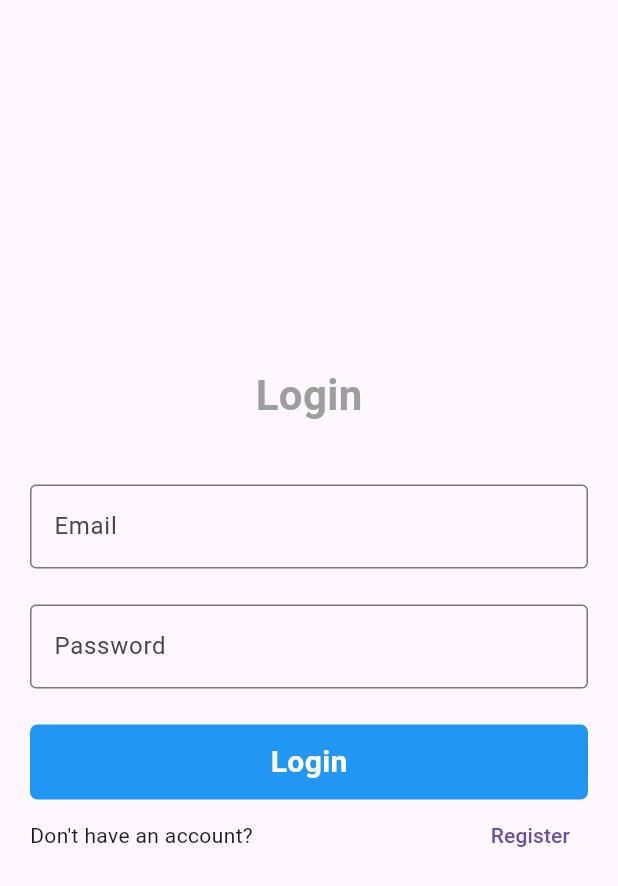
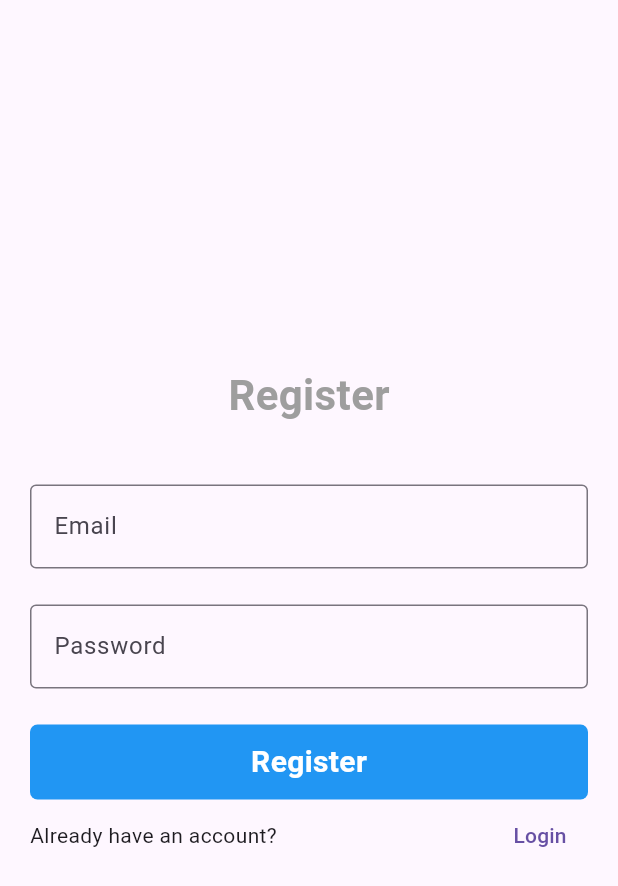
Before and after one commit to samiulislam09/social-media, a Flutter app: the screen it shows after launch, after a tap on "Register", on a phone screen of 412 x 824 dp. Shown: the top 886 px of the screen. Run offline on Flutter 3.47's test engine with Material 3 defaults, Android fonts, the phone set to English and light mode, and no system bars; our stand-ins replace firebase_auth, firebase_core, flutter_bloc; accounts and stored records are empty.

Commit message:
changed title in register page

```diff
--- a/lib/features/auth/presentation/screens/login.dart
+++ b/lib/features/auth/presentation/screens/login.dart
@@ -1,4 +1,5 @@
 import 'package:flutter/material.dart';
+import 'package:social_media/features/auth/presentation/screens/register.dart';
 
 class Login extends StatelessWidget {
   const Login({super.key});
@@ -72,7 +73,8 @@ class Login extends StatelessWidget {
                   Text("Don't have an account?"),
                   TextButton(
                     onPressed: () {
-                      print("hello");
+                      Navigator.push(context,
+                          MaterialPageRoute(builder: (context) => Register()));
                     },
                     child: Text("Register"),
                   )
--- a/lib/features/auth/presentation/screens/register.dart
+++ b/lib/features/auth/presentation/screens/register.dart
@@ -1,4 +1,5 @@
 import 'package:flutter/material.dart';
+import 'package:social_media/features/auth/presentation/screens/login.dart';
 
 class Register extends StatelessWidget {
   const Register({super.key});
@@ -13,7 +14,7 @@ class Register extends StatelessWidget {
             mainAxisAlignment: MainAxisAlignment.center,
             children: [
               Text(
-                "Login",
+                "Register",
                 style: TextStyle(
                     fontSize: 28,
                     fontWeight: FontWeight.bold,
@@ -72,7 +73,10 @@ class Register extends StatelessWidget {
                   Text("Already have an account?"),
                   TextButton(
                     onPressed: () {
-                      print("hello");
+                      Navigator.push(
+                        context,
+                        MaterialPageRoute(builder: (context) => Login()),
+                      );
                     },
                     child: Text("Login"),
                   )
```
Also changed, not shown: lib/features/home/presentation/screens/home.dart (added, +20 -0 lines).
